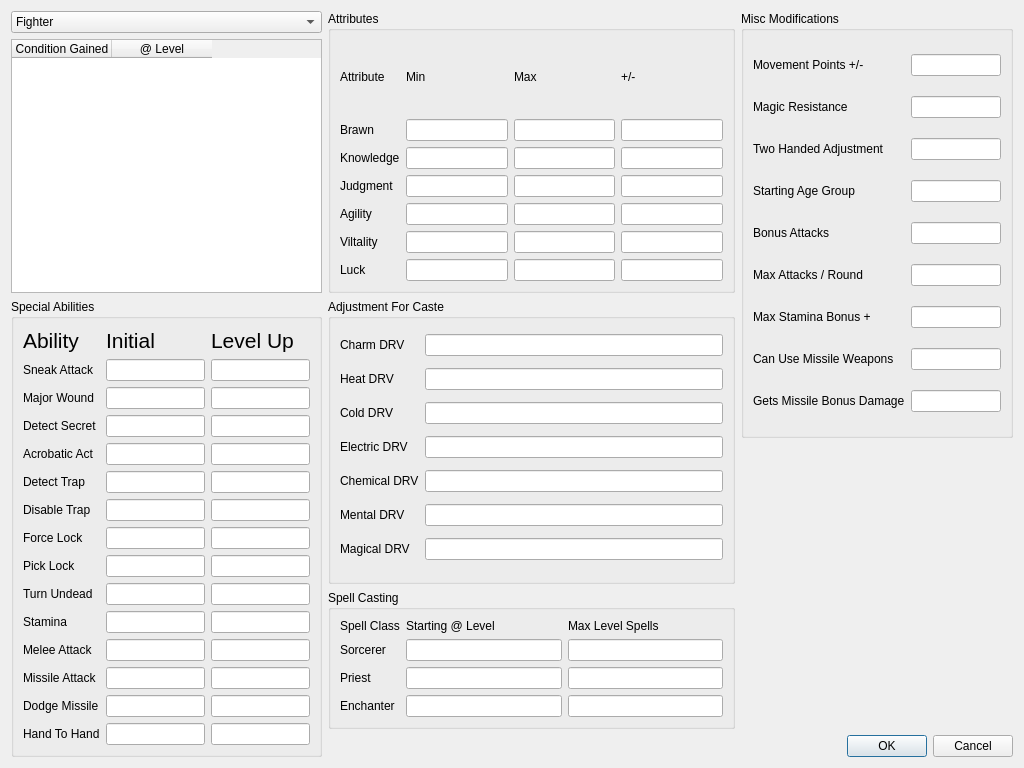
This is CharacterEditor/casteinfopanel.ui in DrItanium/realmz_tools as Qt 5 draws it before an edit. The edited form follows.
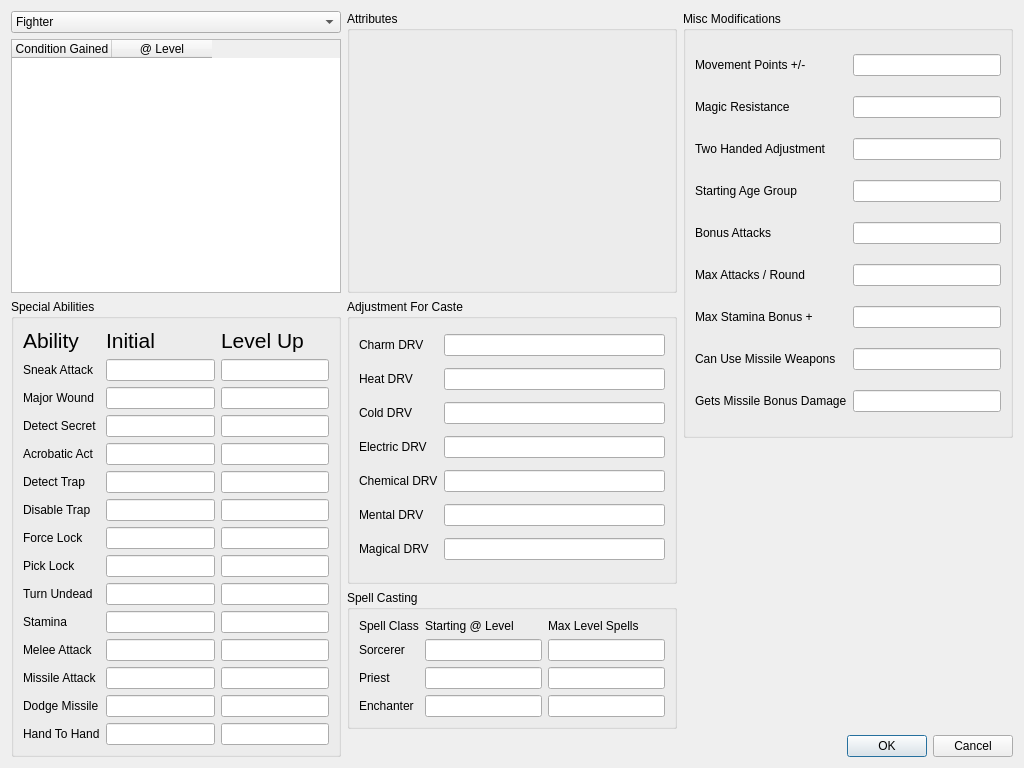
This is the edited form. Custom widgets are drawn as their Qt base class.

Diff of the .ui file:
```diff
--- a/CharacterEditor/casteinfopanel.ui
+++ b/CharacterEditor/casteinfopanel.ui
@@ -150,201 +150,8 @@
       <string>Attributes</string>
      </property>
      <layout class="QGridLayout" name="gridLayout_3">
-      <item row="0" column="3">
-       <widget class="QLabel" name="label_23">
-        <property name="text">
-         <string>+/-</string>
-        </property>
-       </widget>
-      </item>
-      <item row="0" column="2">
-       <widget class="QLabel" name="label_22">
-        <property name="text">
-         <string>Max</string>
-        </property>
-       </widget>
-      </item>
-      <item row="6" column="3">
-       <widget class="QLineEdit" name="luckPlusMinus">
-        <property name="readOnly">
-         <bool>true</bool>
-        </property>
-       </widget>
-      </item>
-      <item row="4" column="0">
-       <widget class="QLabel" name="label_27">
-        <property name="text">
-         <string>Agility</string>
-        </property>
-       </widget>
-      </item>
-      <item row="6" column="1">
-       <widget class="QLineEdit" name="luckMin">
-        <property name="readOnly">
-         <bool>true</bool>
-        </property>
-       </widget>
-      </item>
-      <item row="5" column="1">
-       <widget class="QLineEdit" name="vitalityMin">
-        <property name="readOnly">
-         <bool>true</bool>
-        </property>
-       </widget>
-      </item>
-      <item row="1" column="3">
-       <widget class="QLineEdit" name="brawnPlusMinus">
-        <property name="readOnly">
-         <bool>true</bool>
-        </property>
-       </widget>
-      </item>
-      <item row="5" column="2">
-       <widget class="QLineEdit" name="vitalityMax">
-        <property name="readOnly">
-         <bool>true</bool>
-        </property>
-       </widget>
-      </item>
-      <item row="2" column="2">
-       <widget class="QLineEdit" name="knowledgeMax">
-        <property name="readOnly">
-         <bool>true</bool>
-        </property>
-       </widget>
-      </item>
-      <item row="4" column="3">
-       <widget class="QLineEdit" name="agilityPlusMinus">
-        <property name="readOnly">
-         <bool>true</bool>
-        </property>
-       </widget>
-      </item>
-      <item row="0" column="1">
-       <widget class="QLabel" name="label_21">
-        <property name="text">
-         <string>Min</string>
-        </property>
-       </widget>
-      </item>
       <item row="0" column="0">
-       <widget class="QLabel" name="label_20">
-        <property name="text">
-         <string>Attribute</string>
-        </property>
-       </widget>
-      </item>
-      <item row="3" column="0">
-       <widget class="QLabel" name="label_26">
-        <property name="text">
-         <string>Judgment</string>
-        </property>
-       </widget>
-      </item>
-      <item row="5" column="0">
-       <widget class="QLabel" name="label_28">
-        <property name="text">
-         <string>Viltality</string>
-        </property>
-       </widget>
-      </item>
-      <item row="3" column="1">
-       <widget class="QLineEdit" name="judgmentMin">
-        <property name="readOnly">
-         <bool>true</bool>
-        </property>
-       </widget>
-      </item>
-      <item row="5" column="3">
-       <widget class="QLineEdit" name="vitalityPlusMinus">
-        <property name="readOnly">
-         <bool>true</bool>
-        </property>
-       </widget>
-      </item>
-      <item row="1" column="0">
-       <widget class="QLabel" name="label_24">
-        <property name="text">
-         <string>Brawn</string>
-        </property>
-       </widget>
-      </item>
-      <item row="6" column="0">
-       <widget class="QLabel" name="label_29">
-        <property name="text">
-         <string>Luck</string>
-        </property>
-       </widget>
-      </item>
-      <item row="6" column="2">
-       <widget class="QLineEdit" name="luckMax">
-        <property name="readOnly">
-         <bool>true</bool>
-        </property>
-       </widget>
-      </item>
-      <item row="3" column="2">
-       <widget class="QLineEdit" name="judgmentMax">
-        <property name="readOnly">
-         <bool>true</bool>
-        </property>
-       </widget>
-      </item>
-      <item row="2" column="3">
-       <widget class="QLineEdit" name="knowledgePlusMinus">
-        <property name="readOnly">
-         <bool>true</bool>
-        </property>
-       </widget>
-      </item>
-      <item row="3" column="3">
-       <widget class="QLineEdit" name="judgmentPlusMinus">
-        <property name="readOnly">
-         <bool>true</bool>
-        </property>
-       </widget>
-      </item>
-      <item row="1" column="2">
-       <widget class="QLineEdit" name="brawnMax">
-        <property name="readOnly">
-         <bool>true</bool>
-        </property>
-       </widget>
-      </item>
-      <item row="2" column="0">
-       <widget class="QLabel" name="label_25">
-        <property name="text">
-         <string>Knowledge</string>
-        </property>
-       </widget>
-      </item>
-      <item row="2" column="1">
-       <widget class="QLineEdit" name="knowledgeMin">
-        <property name="readOnly">
-         <bool>true</bool>
-        </property>
-       </widget>
-      </item>
-      <item row="4" column="1">
-       <widget class="QLineEdit" name="agilityMin">
-        <property name="readOnly">
-         <bool>true</bool>
-        </property>
-       </widget>
-      </item>
-      <item row="4" column="2">
-       <widget class="QLineEdit" name="agilityMax">
-        <property name="readOnly">
-         <bool>true</bool>
-        </property>
-       </widget>
-      </item>
-      <item row="1" column="1">
-       <widget class="QLineEdit" name="brawnMin">
-        <property name="readOnly">
-         <bool>true</bool>
-        </property>
-       </widget>
+       <widget class="CharacterPrimaryAttributesWidget" name="attrib" native="true"/>
       </item>
      </layout>
     </widget>
@@ -1029,6 +836,17 @@
    </item>
   </layout>
  </widget>
+ <customwidgets>
+  <customwidget>
+   <class>CharacterPrimaryAttributesWidget</class>
+   <extends>QWidget</extends>
+   <header>characterprimaryattributeswidget.h</header>
+   <container>1</container>
+   <slots>
+    <slot>updateFields(realmz::Attributes)</slot>
+   </slots>
+  </customwidget>
+ </customwidgets>
  <resources/>
  <connections/>
 </ui>
```
Left out of the diff: 22 changed lines with no effect on the pictures.
